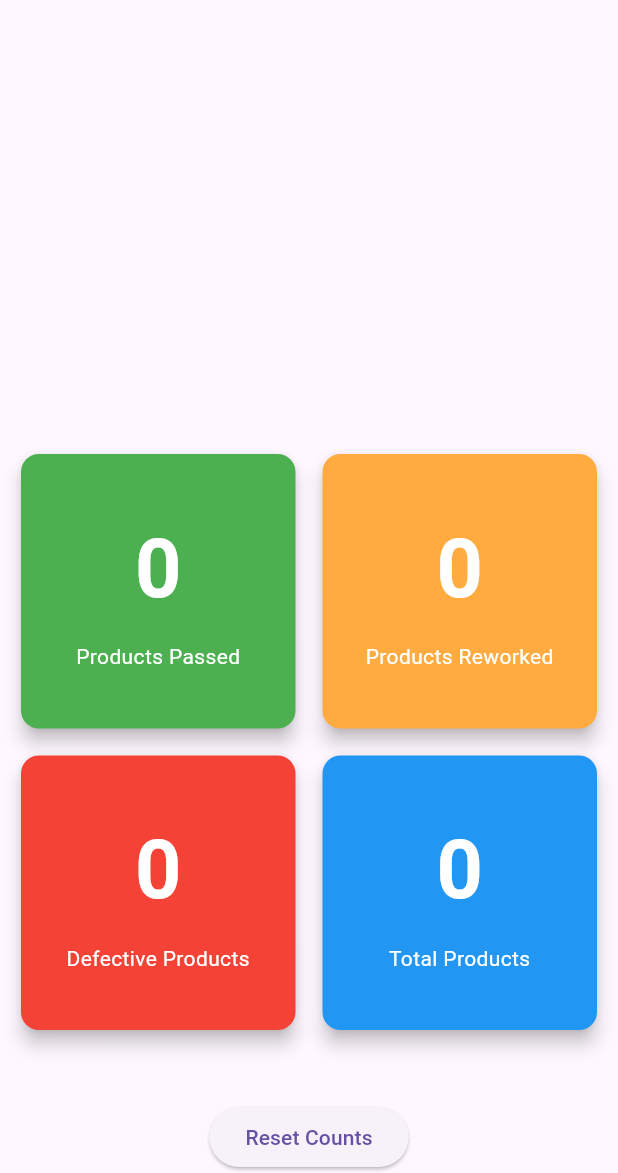
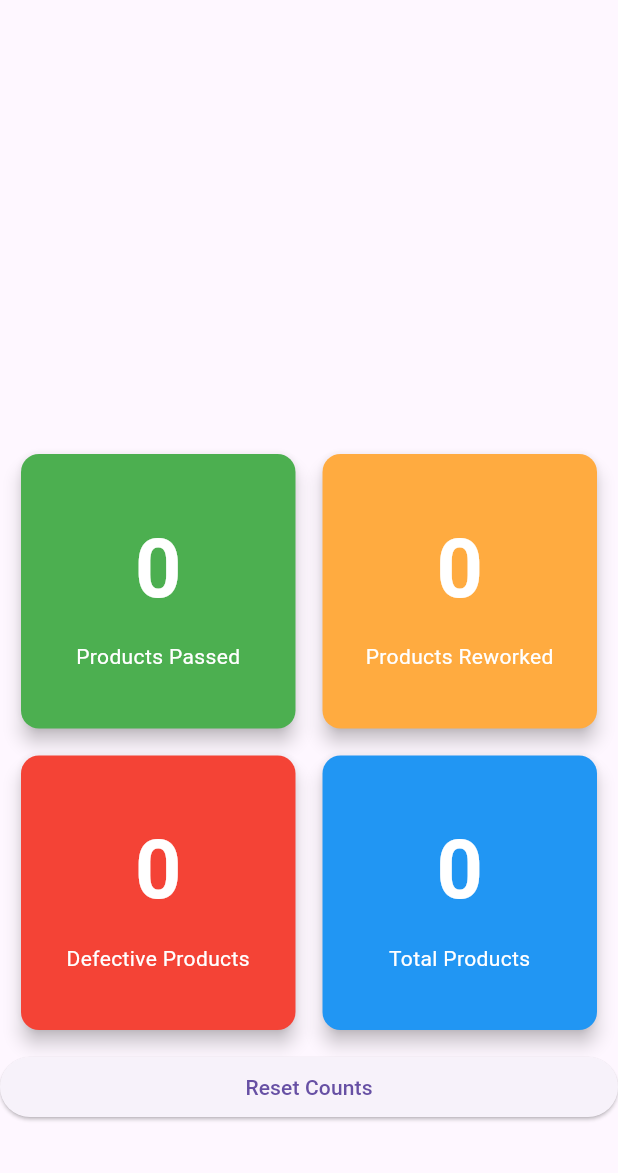
Before and after one commit to VX154/CounterAppEvomo, a Flutter app: the screen it shows after launch, on a phone screen of 412 x 824 dp, the part 63-1236 px from its top. Run offline on Flutter 3.47's test engine with Material 3 defaults, Android fonts, the light colour scheme and no system bars; drawn by our look-alikes of fl_chart; our stand-ins replace shared_preferences.

Commit message:
Auto Adjustable Layout

```diff
--- a/lib/main.dart
+++ b/lib/main.dart
@@ -51,13 +51,13 @@ class _CounterScreenState extends State<CounterScreen> {
           actions: <Widget>[
             TextButton(
               onPressed: () {
-                Navigator.of(context).pop(true); // Return true if user confirms
+                Navigator.of(context).pop(true); // Return true if the user confirms
               },
               child: Text('Yes'),
             ),
             TextButton(
               onPressed: () {
-                Navigator.of(context).pop(false); // Return false if user cancels
+                Navigator.of(context).pop(false); // Return false if the user cancels
               },
               child: Text('No'),
             ),
@@ -78,22 +78,23 @@ class _CounterScreenState extends State<CounterScreen> {
     }
   }
 
-
   @override
   Widget build(BuildContext context) {
     return Scaffold(
       appBar: AppBar(
         title: const Text('Product Counter'),
       ),
-      body: Column(
+      body: SingleChildScrollView(
+        child: Column(
+          crossAxisAlignment: CrossAxisAlignment.stretch,
           children: [
             _buildPieChart(),
-          Expanded(
-            child: GridView.count(
-              crossAxisCount: 2,
+            GridView.count(
+              crossAxisCount: MediaQuery.of(context).size.width > 600 ? 4 : 2,
               crossAxisSpacing: 10.0,
               mainAxisSpacing: 10.0,
               padding: const EdgeInsets.all(10.0),
+              shrinkWrap: true,
               children: [
                 _buildCategoryCard('Products Passed', passCount, () {
                   setState(() {
@@ -116,12 +117,12 @@ class _CounterScreenState extends State<CounterScreen> {
                 _buildCategoryCard('Total Products', passCount + reworkCount + defectiveCount, null),
               ],
             ),
-          ),
             ElevatedButton(
               onPressed: _resetCounts,
               child: Text('Reset Counts'),
             ),
           ],
+        ),
       ),
     );
   }
@@ -179,7 +180,6 @@ class _CounterScreenState extends State<CounterScreen> {
       },
     );
   }
-
 
   Widget _buildCategoryCard(String category, int count, VoidCallback? onPressed) {
     Color cardColor;
```
Lines whose indentation alone changed are shown as unchanged.
